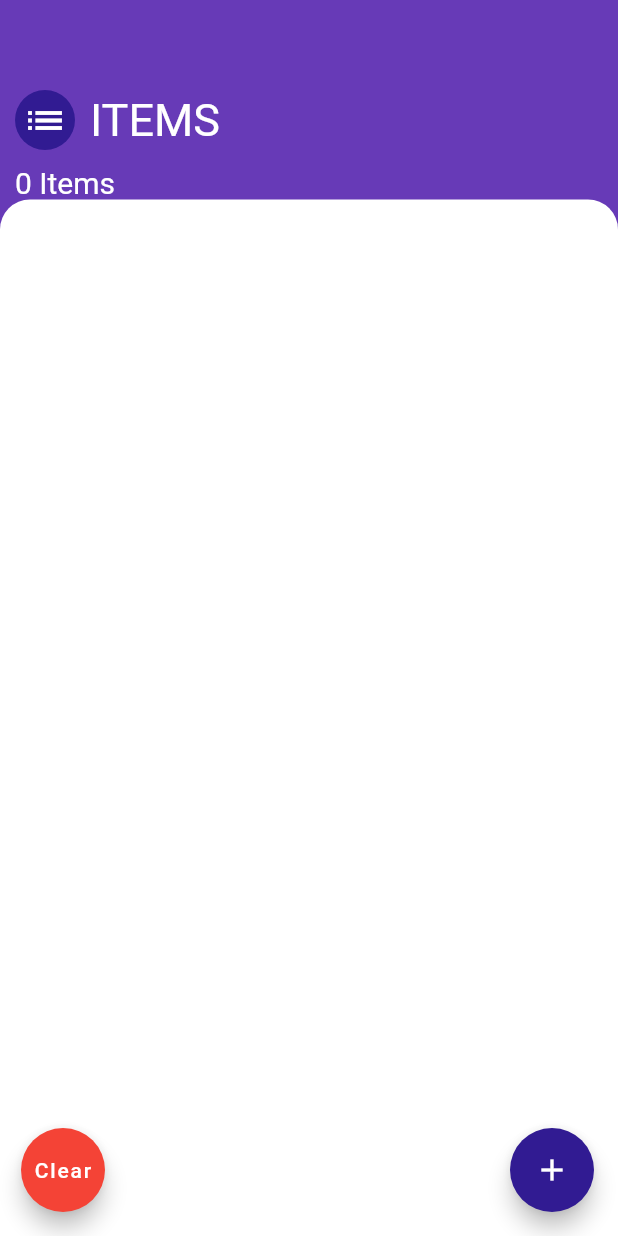
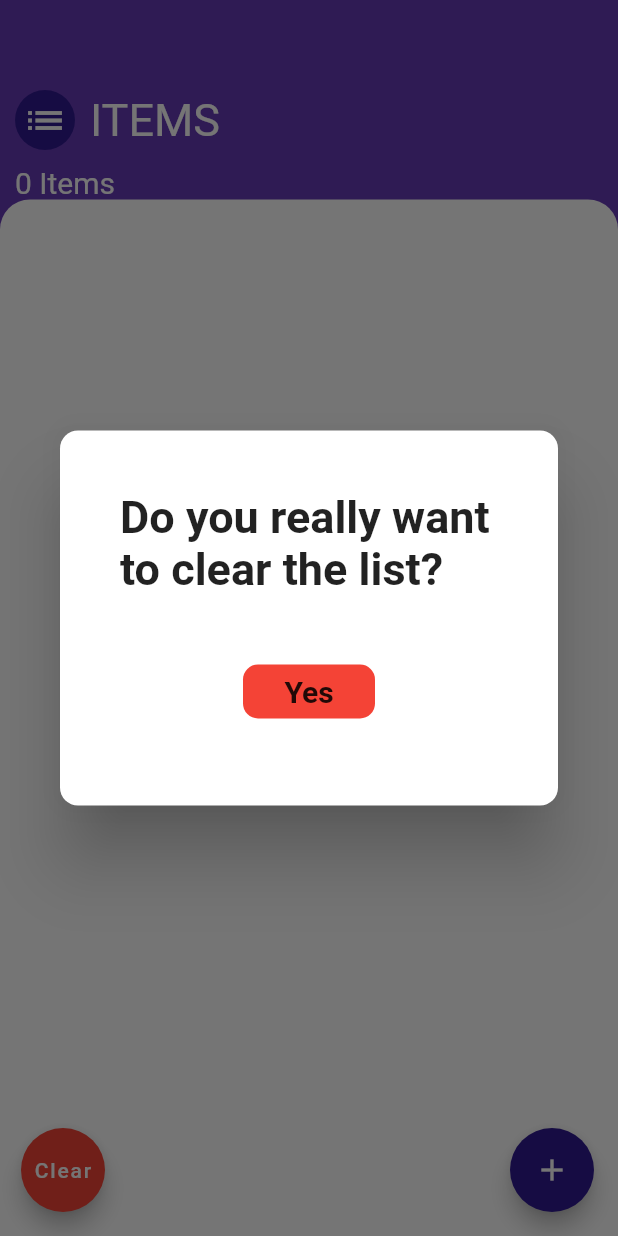
Before and after one commit to navdeepduvedi/ShopKarrt_Flutter, a Flutter app: the screen it shows after launch, after a tap on "Clear", on a phone screen of 412 x 824 dp. Run offline on Flutter 3.47's test engine with Material 2 defaults, Android fonts, the phone set to English and light mode, and no system bars.

Commit message:
Added a clear list dialoge box

```diff
--- a/shopkarrt/lib/listScreen.dart
+++ b/shopkarrt/lib/listScreen.dart
@@ -38,7 +38,47 @@ class listscreen extends StatelessWidget {
               padding: const EdgeInsets.only(left:30.0),
               child: FloatingActionButton(
                 onPressed: (){
-                  itemProvider.cleanList();
+                   showDialog(
+                     context: context,
+                     child: Dialog(
+                      elevation: 20.0,
+                      shape: RoundedRectangleBorder(borderRadius: BorderRadius.circular(12.0)),
+                      child: Container(
+                        padding: EdgeInsets.all(20.0),
+                        height: 250.0,
+                        child: Column(children: <Widget>[
+                          Padding(
+                            padding: const EdgeInsets.all(20.0),
+                            child: Text(
+                              'Do you really want    to clear the list?',
+                              style: TextStyle(
+                                fontWeight: FontWeight.bold,
+                                fontSize: 30.0,
+                              ),
+                            ),
+                          ),
+                          SizedBox(
+                            height: 20.0,
+                          ),
+                          FlatButton(
+                            shape: RoundedRectangleBorder(borderRadius: BorderRadius.circular(10.0)),
+                            color: Colors.red,
+                            child: Text(
+                              'Yes',
+                              style: TextStyle(
+                              fontWeight: FontWeight.bold,
+                              fontSize: 20.0,
+                            ),
+                            ) ,
+                            onPressed: (){
+                              itemProvider.cleanList();
+                              Navigator.pop(context);
+                            },
+                            )
+                        ],),
+                      ),
+                  ),
+                   );
                 } ,
                 backgroundColor:Colors.red ,
                 child: Text(
```
